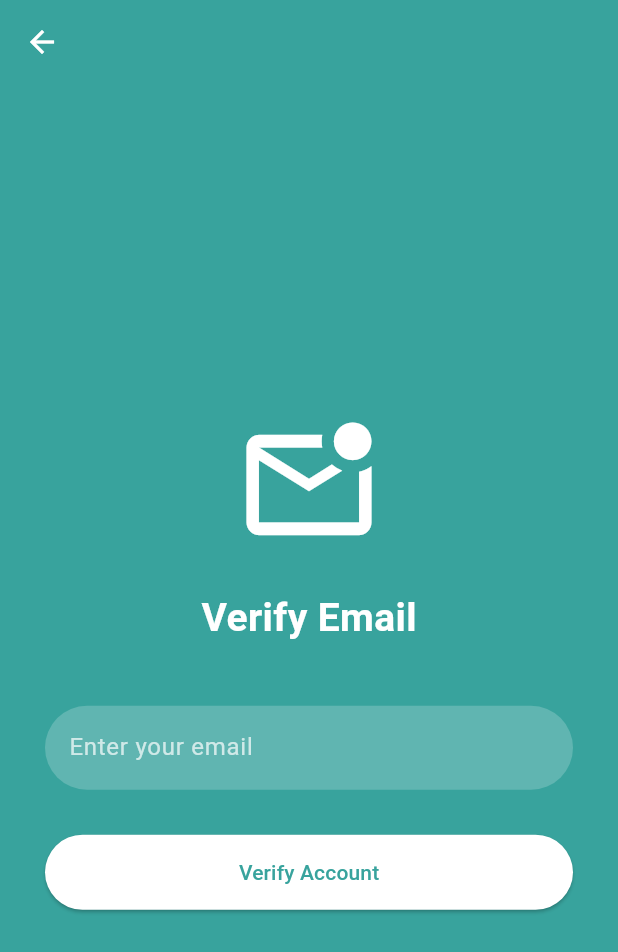
After one commit to VanchhaiThay/eduhub, a Flutter app: the screen it shows after launch, after a tap on "Forgot Password", on a phone screen of 412 x 824 dp. The commit adds this screen. Shown: the top 952 px of the screen. Run offline on Flutter 3.47's test engine with Material 3 defaults, Android fonts, the light colour scheme and no system bars; our stand-ins replace cloud_firestore, firebase_auth, firebase_core, flutter_local_notifications, shared_preferences; missing offline and left inert: workmanager; accounts and stored records are empty.

Commit message:
design ui and set new password in forgot password

```diff
--- /dev/null
+++ b/lib/auth/forgot_password_verify.dart
@@ -0,0 +1,99 @@
+import 'package:flutter/material.dart';
+import 'package:cloud_firestore/cloud_firestore.dart';
+import 'set_new_password.dart';
+
+class ForgotPasswordVerify extends StatefulWidget {
+  const ForgotPasswordVerify({super.key});
+
+  @override
+  State<ForgotPasswordVerify> createState() => _ForgotPasswordVerifyState();
+}
+
+class _ForgotPasswordVerifyState extends State<ForgotPasswordVerify> {
+  final emailController = TextEditingController();
+  bool isLoading = false;
+
+  Future<void> checkEmail() async {
+    final email = emailController.text.trim();
+    if (email.isEmpty) return;
+
+    setState(() => isLoading = true);
+
+    try {
+      // Look for the email in your Firestore 'users' collection
+      final query = await FirebaseFirestore.instance
+          .collection("users")
+          .where("email", isEqualTo: email)
+          .get();
+
+      if (query.docs.isNotEmpty) {
+        // Email exists! Navigate to the "Set New Password" page
+        String userId = query.docs.first.id;
+        if (!mounted) return;
+        Navigator.push(
+          context,
+          MaterialPageRoute(
+            builder: (_) => SetNewPasswordPage(userId: userId, email: email),
+          ),
+        );
+      } else {
+        if (!mounted) return;
+        ScaffoldMessenger.of(context).showSnackBar(
+          const SnackBar(content: Text("Email not found. Please sign up.")),
+        );
+      }
+    } catch (e) {
+      ScaffoldMessenger.of(context).showSnackBar(
+        SnackBar(content: Text("Error: $e")),
+      );
+    } finally {
+      if (mounted) setState(() => isLoading = false);
+    }
+  }
+
+  @override
+  Widget build(BuildContext context) {
+    return Scaffold(
+      backgroundColor: const Color(0xFF38A39D),
+      appBar: AppBar(backgroundColor: Colors.transparent, elevation: 0),
+      body: Padding(
+        padding: const EdgeInsets.all(30.0),
+        child: Column(
+          mainAxisAlignment: MainAxisAlignment.center,
+          children: [
+            const Icon(Icons.mark_email_unread_outlined, size: 100, color: Colors.white),
+            const SizedBox(height: 20),
+            const Text("Verify Email",
+              style: TextStyle(color: Colors.white, fontSize: 26, fontWeight: FontWeight.bold)),
+            const SizedBox(height: 40),
+            TextField(
+              controller: emailController,
+              decoration: InputDecoration(
+                labelText: "Enter your email",
+                labelStyle: const TextStyle(color: Colors.white70),
+                filled: true,
+                fillColor: Colors.white.withOpacity(0.2),
+                border: OutlineInputBorder(borderRadius: BorderRadius.circular(30), borderSide: BorderSide.none),
+              ),
+              style: const TextStyle(color: Colors.white),
+            ),
+            const SizedBox(height: 30),
+            SizedBox(
+              width: double.infinity,
+              height: 50,
+              child: ElevatedButton(
+                onPressed: isLoading ? null : checkEmail,
+                style: ElevatedButton.styleFrom(
+                  backgroundColor: Colors.white,
+                  foregroundColor: const Color(0xFF38A39D),
+                  shape: RoundedRectangleBorder(borderRadius: BorderRadius.circular(30)),
+                ),
+                child: isLoading ? const CircularProgressIndicator() : const Text("Verify Account"),
+              ),
+            ),
+          ],
+        ),
+      ),
+    );
+  }
+}
--- a/lib/auth/signin.dart
+++ b/lib/auth/signin.dart
@@ -1,3 +1,4 @@
+import 'package:eduhub/auth/forgot_password_verify.dart';
 import 'package:eduhub/auth/signup.dart';
 import 'package:flutter/material.dart';
 import 'package:firebase_auth/firebase_auth.dart';
@@ -66,11 +67,13 @@ class _LoginPageState extends State<LoginPage> {
     } on FirebaseAuthException catch (e) {
       // ignore: use_build_context_synchronously
       ScaffoldMessenger.of(
+        // ignore: use_build_context_synchronously
         context,
       ).showSnackBar(SnackBar(content: Text(e.message ?? "Login failed")));
     } catch (e) {
       // ignore: use_build_context_synchronously
       ScaffoldMessenger.of(
+        // ignore: use_build_context_synchronously
         context,
       ).showSnackBar(SnackBar(content: Text(e.toString())));
     }
@@ -133,7 +136,24 @@ class _LoginPageState extends State<LoginPage> {
                   ),
                   style: const TextStyle(color: Colors.white),
                 ),
-                const SizedBox(height: 25),
+                Row(
+                  mainAxisAlignment: MainAxisAlignment.end,
+                  children: [
+                    TextButton(
+                      onPressed: () {
+                        Navigator.push(
+                          context,
+                          MaterialPageRoute(builder: (_) => ForgotPasswordVerify()),
+                        );
+                      },
+                      child: Text(
+                        "Forgot Password",
+                        style: TextStyle(color: Colors.white),
+                      ),
+                    ),
+                  ],
+                ),
+                const SizedBox(height: 30),
                 SizedBox(
                   width: 200,
                   height: 50,
--- a/lib/components/home.dart
+++ b/lib/components/home.dart
@@ -71,6 +71,7 @@ class _HomePageState extends State<HomePage> {
       setState(() => isLoading = false);
     } else {
       setState(() => isLoading = false);
+      // ignore: use_build_context_synchronously
       ScaffoldMessenger.of(context)
           .showSnackBar(const SnackBar(content: Text("Error loading user data")));
     }
@@ -126,9 +127,11 @@ class _HomePageState extends State<HomePage> {
     });
   }
 
+  // ignore: unused_element
   Future<void> _logout(BuildContext context) async {
     await FirebaseAuth.instance.signOut();
     Navigator.pushAndRemoveUntil(
+      // ignore: use_build_context_synchronously
       context,
       MaterialPageRoute(builder: (_) => const LoginPage()),
       (route) => false,
@@ -147,6 +150,7 @@ class _HomePageState extends State<HomePage> {
         .update({'notificationCount': 0});
 
     showModalBottomSheet(
+      // ignore: use_build_context_synchronously
       context: context,
       builder: (_) => SizedBox(
         height: 400,
@@ -279,6 +283,7 @@ appBar: AppBar(
                   Container(
                     padding: const EdgeInsets.symmetric(horizontal: 8, vertical: 2),
                     decoration: BoxDecoration(
+                      // ignore: deprecated_member_use
                       color: Colors.white.withOpacity(0.15),
                       borderRadius: BorderRadius.circular(6),
                       border: Border.all(color: Colors.white30, width: 0.5),
--- a/lib/components/tabs/profile/profile_tab.dart
+++ b/lib/components/tabs/profile/profile_tab.dart
@@ -114,6 +114,7 @@ class ProfileTab extends StatelessWidget {
                 secondary: Icon(Icons.dark_mode_outlined, color: Colors.blueGrey.shade400),
                 title: const Text("Dark Mode", style: TextStyle(fontSize: 15, fontWeight: FontWeight.w600)),
                 value: isDark,
+                // ignore: deprecated_member_use
                 activeColor: Colors.tealAccent,
                 onChanged: (bool value) {
                   ThemeManager.toggleTheme(value);
@@ -132,7 +133,9 @@ class ProfileTab extends StatelessWidget {
                 label: const Text("Sign Out", style: TextStyle(color: Colors.redAccent, fontWeight: FontWeight.bold, fontSize: 16)),
                 style: TextButton.styleFrom(
                   minimumSize: const Size(double.infinity, 55),
+                  // ignore: deprecated_member_use
                   shape: RoundedRectangleBorder(borderRadius: BorderRadius.circular(15), side: BorderSide(color: Colors.red.withOpacity(0.2))),
+                  // ignore: deprecated_member_use
                   backgroundColor: Colors.red.withOpacity(0.05),
                 ),
               ),
@@ -166,6 +169,7 @@ class ProfileTab extends StatelessWidget {
         color: Theme.of(context).cardColor,
         borderRadius: BorderRadius.circular(20),
         boxShadow: [
+          // ignore: deprecated_member_use
           BoxShadow(color: Colors.black.withOpacity(0.05), blurRadius: 15, offset: const Offset(0, 5)),
         ],
       ),
--- /dev/null
+++ b/lib/components/utils/notification_scheduler.dart
@@ -0,0 +1,58 @@
+import 'package:flutter_local_notifications/flutter_local_notifications.dart';
+import 'package:workmanager/workmanager.dart';
+
+class NotificationScheduler {
+  static const String taskName = "hourlyNotificationTask";
+
+  @pragma('vm:entry-point')
+  static void callbackDispatcher() {
+    Workmanager().executeTask((task, inputData) async {
+      FlutterLocalNotificationsPlugin flip = FlutterLocalNotificationsPlugin();
+
+      const AndroidInitializationSettings android = AndroidInitializationSettings('@mipmap/ic_launcher');
+      const InitializationSettings settings = InitializationSettings(android: android);
+
+      // Fixed initialization syntax
+      await flip.initialize(settings: settings);
+
+      await _showNotification(flip);
+      return Future.value(true);
+    });
+  }
+
+  static Future<void> _showNotification(FlutterLocalNotificationsPlugin flip) async {
+    const AndroidNotificationDetails androidDetails = AndroidNotificationDetails(
+      'hourly_channel',
+      'Hourly Notifications',
+      importance: Importance.max,
+      priority: Priority.high,
+    );
+
+    const NotificationDetails platDetails = NotificationDetails(android: androidDetails);
+
+    // FIXED: Removed named labels (id:, title:, etc.) to use positional arguments.
+    // Order: id, title, body, notificationDetails, {payload}
+    await flip.show(
+      id:0,                          // id
+      title:"EduHub Reminder",          // title
+      body:"It's time to check your progress!", // body
+      notificationDetails: platDetails,                // notificationDetails (NOT payload)
+    );
+  }
+
+  static Future<void> init() async {
+    await Workmanager().initialize(
+      callbackDispatcher,
+      isInDebugMode: false,
+    );
+  }
+
+  static void scheduleHourlyNotification() {
+    Workmanager().registerPeriodicTask(
+      "1",
+      taskName,
+      frequency: const Duration(hours: 1),
+      existingWorkPolicy: ExistingPeriodicWorkPolicy.replace,
+    );
+  }
+}
--- a/lib/main.dart
+++ b/lib/main.dart
@@ -1,3 +1,4 @@
+import 'package:eduhub/components/utils/notification_scheduler.dart';
 import 'package:eduhub/components/utils/theme_manager.dart';
 import 'package:flutter/material.dart';
 import 'package:firebase_core/firebase_core.dart';
@@ -33,7 +34,15 @@ Future<void> main() async {
       debugPrint('Notification tapped: ${response.payload}');
     },
   );
+  WidgetsFlutterBinding.ensureInitialized();
 
+  // 1. Initialize Theme, Firebase, and Supabase as before...
+
+  // 2. Initialize Workmanager for background tasks
+  await NotificationScheduler.init();
+
+  // 3. Start the hourly timer
+  NotificationScheduler.scheduleHourlyNotification();
   runApp(const MyApp());
 }
 
--- a/pubspec.yaml
+++ b/pubspec.yaml
@@ -45,6 +45,8 @@ dependencies:
   timezone: ^0.10.1
   image_picker: ^1.2.1
   shared_preferences: ^2.5.4
+  supabase_flutter: ^2.12.0
+  workmanager: ^0.9.0+3
 
 
 dev_dependencies:
```
Also changed, not shown: lib/auth/set_new_password.dart (added, +111 -0 lines), pubspec.lock, 6 other files.
